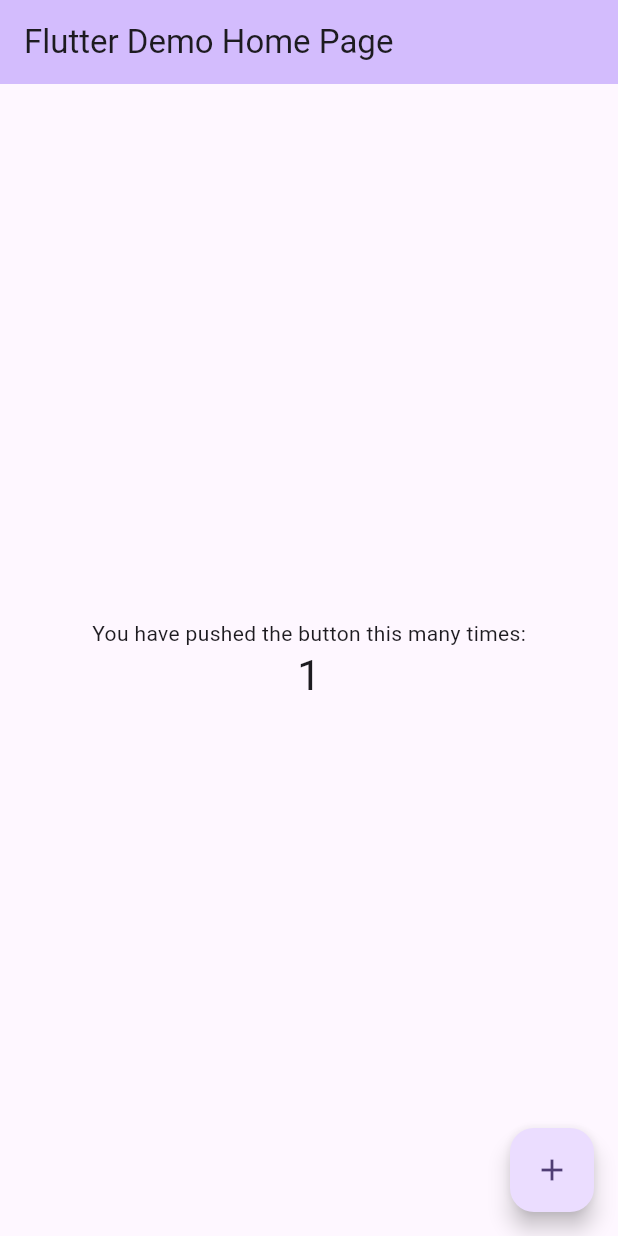
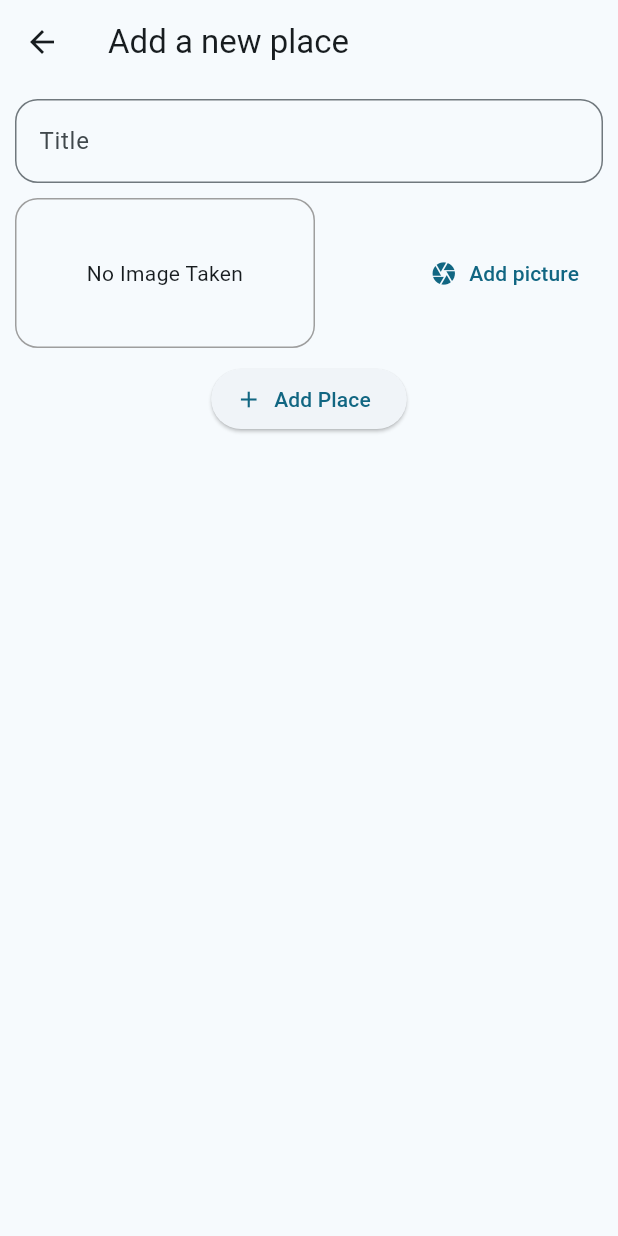
Before and after one commit to tux-1/great-places, a Flutter app: the screen it shows after launch, after a tap on the "add" icon, on a phone screen of 412 x 824 dp. Run offline on Flutter 3.47's test engine with Material 3 defaults, Android fonts, the phone set to English and light mode, and no system bars; our stand-ins replace image_picker.

Commit message:
laying out features | ran into imagepicker bug

```diff
--- a/lib/main.dart
+++ b/lib/main.dart
@@ -1,4 +1,9 @@
 import 'package:flutter/material.dart';
+import 'package:provider/provider.dart';
+
+import 'providers/great_places.dart';
+import 'screens/add_place_screen.dart';
+import 'screens/places_list_screen.dart';
 
 void main() {
   runApp(const MyApp());
@@ -10,115 +15,19 @@ class MyApp extends StatelessWidget {
   // This widget is the root of your application.
   @override
   Widget build(BuildContext context) {
-    return MaterialApp(
-      theme: ThemeData(
-        // This is the theme of your application.
-        //
-        // TRY THIS: Try running your application with "flutter run". You'll see
-        // the application has a purple toolbar. Then, without quitting the app,
-        // try changing the seedColor in the colorScheme below to Colors.green
-        // and then invoke "hot reload" (save your changes or press the "hot
-        // reload" button in a Flutter-supported IDE, or press "r" if you used
-        // the command line to start the app).
-        //
-        // Notice that the counter didn't reset back to zero; the application
-        // state is not lost during the reload. To reset the state, use hot
-        // restart instead.
-        //
-        // This works for code too, not just values: Most code changes can be
-        // tested with just a hot reload.
-        colorScheme: ColorScheme.fromSeed(seedColor: Colors.deepPurple),
-        useMaterial3: true,
+    return ChangeNotifierProvider.value(
+      value: GreatPlaces(),
+      child: MaterialApp(
+        theme: ThemeData(
+          colorScheme: ColorScheme.fromSeed(
+              seedColor: Colors.blueGrey,
+              ),
+        ),
+        home: PlacesListScreen(),
+        routes: {
+          AddPlaceScreen.routeName: (ctx) => AddPlaceScreen(),
+        },
       ),
-      home: const MyHomePage(title: 'Flutter Demo Home Page'),
     );
   }
 }
-
-class MyHomePage extends StatefulWidget {
-  const MyHomePage({super.key, required this.title});
-
-  // This widget is the home page of your application. It is stateful, meaning
-  // that it has a State object (defined below) that contains fields that affect
-  // how it looks.
-
-  // This class is the configuration for the state. It holds the values (in this
-  // case the title) provided by the parent (in this case the App widget) and
-  // used by the build method of the State. Fields in a Widget subclass are
-  // always marked "final".
-
-  final String title;
-
-  @override
-  State<MyHomePage> createState() => _MyHomePageState();
-}
-
-class _MyHomePageState extends State<MyHomePage> {
-  int _counter = 0;
-
-  void _incrementCounter() {
-    setState(() {
-      // This call to setState tells the Flutter framework that something has
-      // changed in this State, which causes it to rerun the build method below
-      // so that the display can reflect the updated values. If we changed
-      // _counter without calling setState(), then the build method would not be
-      // called again, and so nothing would appear to happen.
-      _counter++;
-    });
-  }
-
-  @override
-  Widget build(BuildContext context) {
-    // This method is rerun every time setState is called, for instance as done
-    // by the _incrementCounter method above.
-    //
-    // The Flutter framework has been optimized to make rerunning build methods
-    // fast, so that you can just rebuild anything that needs updating rather
-    // than having to individually change instances of widgets.
-    return Scaffold(
-      appBar: AppBar(
-        // TRY THIS: Try changing the color here to a specific color (to
-        // Colors.amber, perhaps?) and trigger a hot reload to see the AppBar
-        // change color while the other colors stay the same.
-        backgroundColor: Theme.of(context).colorScheme.inversePrimary,
-        // Here we take the value from the MyHomePage object that was created by
-        // the App.build method, and use it to set our appbar title.
-        title: Text(widget.title),
-      ),
-      body: Center(
-        // Center is a layout widget. It takes a single child and positions it
-        // in the middle of the parent.
-        child: Column(
-          // Column is also a layout widget. It takes a list of children and
-          // arranges them vertically. By default, it sizes itself to fit its
-          // children horizontally, and tries to be as tall as its parent.
-          //
-          // Column has various properties to control how it sizes itself and
-          // how it positions its children. Here we use mainAxisAlignment to
-          // center the children vertically; the main axis here is the vertical
-          // axis because Columns are vertical (the cross axis would be
-          // horizontal).
-          //
-          // TRY THIS: Invoke "debug painting" (choose the "Toggle Debug Paint"
-          // action in the IDE, or press "p" in the console), to see the
-          // wireframe for each widget.
-          mainAxisAlignment: MainAxisAlignment.center,
-          children: <Widget>[
-            const Text(
-              'You have pushed the button this many times:',
-            ),
-            Text(
-              '$_counter',
-              style: Theme.of(context).textTheme.headlineMedium,
-            ),
-          ],
-        ),
-      ),
-      floatingActionButton: FloatingActionButton(
-        onPressed: _incrementCounter,
-        tooltip: 'Increment',
-        child: const Icon(Icons.add),
-      ), // This trailing comma makes auto-formatting nicer for build methods.
-    );
-  }
-}
--- /dev/null
+++ b/lib/models/place.dart
@@ -0,0 +1,27 @@
+import 'dart:io';
+
+class PlaceLocation {
+  final double latitude;
+  final double longitude;
+  final String address;
+
+  PlaceLocation({
+    required this.latitude,
+    required this.longitude,
+    this.address = '',
+  });
+}
+
+class Place {
+  final String id;
+  final String title;
+  final PlaceLocation location;
+  final File image;
+
+  Place({
+    required this.id,
+    required this.title,
+    required this.location,
+    required this.image,
+  });
+}
--- /dev/null
+++ b/lib/providers/great_places.dart
@@ -0,0 +1,11 @@
+import 'package:flutter/material.dart';
+
+import '../models/place.dart';
+
+class GreatPlaces with ChangeNotifier {
+  List<Place> _items = [];
+
+  List<Place> get items {
+    return _items;
+  }
+}
--- /dev/null
+++ b/lib/screens/add_place_screen.dart
@@ -0,0 +1,55 @@
+import 'package:flutter/material.dart';
+
+import '../widgets/image_input.dart';
+
+class AddPlaceScreen extends StatefulWidget {
+  static const routeName = '/add-place';
+
+  const AddPlaceScreen({super.key});
+
+  @override
+  State<AddPlaceScreen> createState() => _AddPlaceScreenState();
+}
+
+class _AddPlaceScreenState extends State<AddPlaceScreen> {
+  final _titleController = TextEditingController();
+
+  @override
+  Widget build(BuildContext context) {
+    return Scaffold(
+      appBar: AppBar(
+        title: Text('Add a new place'),
+      ),
+      body: Column(
+        crossAxisAlignment: CrossAxisAlignment.center,
+        children: [
+          SingleChildScrollView(
+            child: Padding(
+              padding: EdgeInsets.all(10),
+              child: Column(
+                mainAxisAlignment: MainAxisAlignment.spaceAround,
+                children: [
+                  TextField(
+                    decoration: InputDecoration(
+                        label: Text('Title'),
+                        border: OutlineInputBorder(
+                          borderRadius: BorderRadius.circular(15),
+                        )),
+                    controller: _titleController,
+                  ),
+                  const SizedBox(height: 10),
+                  ImageInput(),
+                ],
+              ),
+            ),
+          ),
+          ElevatedButton.icon(
+            onPressed: () {},
+            icon: const Icon(Icons.add),
+            label: const Text('Add Place'),
+          )
+        ],
+      ),
+    );
+  }
+}
--- /dev/null
+++ b/lib/screens/places_list_screen.dart
@@ -0,0 +1,27 @@
+import 'package:flutter/material.dart';
+
+import 'add_place_screen.dart';
+
+class PlacesListScreen extends StatelessWidget {
+  const PlacesListScreen({super.key});
+
+  @override
+  Widget build(BuildContext context) {
+    return Scaffold(
+      appBar: AppBar(
+        title: const Text('Your places'),
+        actions: [
+          IconButton(
+            icon: const Icon(Icons.add),
+            onPressed: () {
+              Navigator.of(context).pushNamed(AddPlaceScreen.routeName);
+            },
+          )
+        ],
+      ),
+      body: Center(
+        child: CircularProgressIndicator(),
+      ),
+    );
+  }
+}
--- /dev/null
+++ b/lib/widgets/image_input.dart
@@ -0,0 +1,63 @@
+import 'dart:io';
+
+import 'package:flutter/material.dart';
+import 'package:image_picker/image_picker.dart';
+
+class ImageInput extends StatefulWidget {
+  const ImageInput({super.key});
+
+  @override
+  State<ImageInput> createState() => _ImageInputState();
+}
+
+class _ImageInputState extends State<ImageInput> {
+  File? _storedImage;
+
+  _takePicture(ImageSource source) async {
+    final imageFile = await ImagePicker()
+    .pickImage(
+      source: source,
+      maxWidth: 600,
+    );
+    if (imageFile != null) {
+      setState(() {
+        _storedImage = File(imageFile.path);
+      });
+    }
+  }
+
+  @override
+  Widget build(BuildContext context) {
+    return Row(
+      mainAxisAlignment: MainAxisAlignment.spaceBetween,
+      children: [
+        Container(
+          width: 200,
+          height: 100,
+          decoration: BoxDecoration(
+              border: Border.all(width: 1, color: Colors.grey),
+              borderRadius: BorderRadius.circular(15)),
+          alignment: Alignment.center,
+          child: _storedImage != null
+              ? Image.file(
+                  _storedImage!,
+                  fit: BoxFit.cover,
+                  width: double.infinity,
+                )
+              : const Text(
+                  'No Image Taken',
+                  textAlign: TextAlign.center,
+                ),
+        ),
+        const SizedBox(width: 10),
+        TextButton.icon(
+          onPressed: () async {
+            _takePicture(ImageSource.camera);
+          },
+          icon: const Icon(Icons.camera),
+          label: const Text('Add picture'),
+        )
+      ],
+    );
+  }
+}
```
Also changed, not shown: pubspec.yaml (+4 -17 lines), lib/screens/place_detail_screen.dart (added), pubspec.lock, 1 other file.
